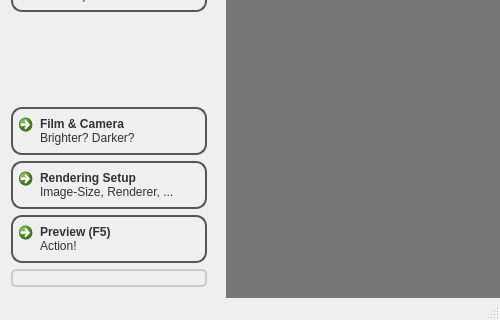
The window that src/gui/CosyGui/mainwindow.ui (phresnel/picogen) describes before a commit, drawn with Qt 5; both pictures show x 0 to 500 and y 287 to 607 of the 500 by 607 pixel window.
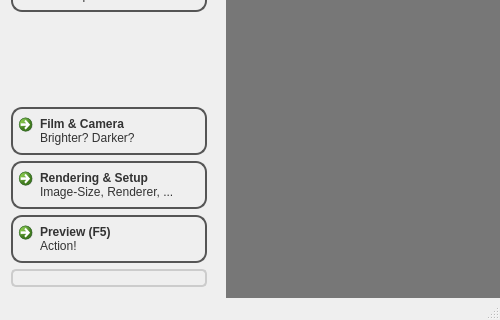
The same window after the commit. Icons and pictures are not drawn. Custom widgets are drawn as their Qt base class.

Diff of the .ui file:
```diff
--- a/src/gui/CosyGui/mainwindow.ui
+++ b/src/gui/CosyGui/mainwindow.ui
@@ -533,7 +533,7 @@
           </size>
          </property>
          <property name="text">
-          <string>Rendering Setup</string>
+          <string>Rendering &amp;&amp; Setup</string>
          </property>
          <property name="icon">
           <iconset resource="resources.qrc">
```
Left out of the diff: 2 changed lines with no effect on the pictures.
